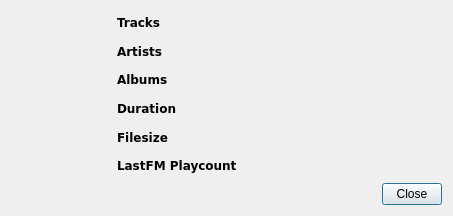
This is branches/sayonara-600/GUI/library/InfoBox/GUI_Library_Info_Box.ui in shahid334/sayonara-player as Qt 5 draws it before an edit. The edited form follows.
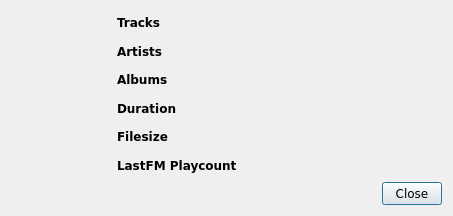
This is the edited form.

Patch:
```diff
--- a/branches/sayonara-600/GUI/library/InfoBox/GUI_Library_Info_Box.ui
+++ b/branches/sayonara-600/GUI/library/InfoBox/GUI_Library_Info_Box.ui
@@ -16,6 +16,11 @@
   <layout class="QGridLayout" name="gridLayout">
    <item row="3" column="2">
     <widget class="QLabel" name="lab_duration_value">
+     <property name="font">
+      <font>
+       <family>DejaVu Sans</family>
+      </font>
+     </property>
      <property name="text">
       <string/>
      </property>
@@ -64,6 +69,11 @@
        <height>16777215</height>
       </size>
      </property>
+     <property name="font">
+      <font>
+       <family>DejaVu Sans</family>
+      </font>
+     </property>
      <property name="focusPolicy">
       <enum>Qt::ClickFocus</enum>
      </property>
@@ -151,6 +161,11 @@
        <height>0</height>
       </size>
      </property>
+     <property name="font">
+      <font>
+       <family>DejaVu Sans</family>
+      </font>
+     </property>
      <property name="text">
       <string/>
      </property>
@@ -161,6 +176,11 @@
    </item>
    <item row="5" column="2">
     <widget class="QLabel" name="lab_lfm_playcount">
+     <property name="font">
+      <font>
+       <family>DejaVu Sans</family>
+      </font>
+     </property>
      <property name="text">
       <string/>
      </property>
@@ -182,6 +202,11 @@
    </item>
    <item row="4" column="2">
     <widget class="QLabel" name="lab_filesize">
+     <property name="font">
+      <font>
+       <family>DejaVu Sans</family>
+      </font>
+     </property>
      <property name="text">
       <string/>
      </property>
```
Left out of the diff: 15 changed lines with no effect on the pictures.
